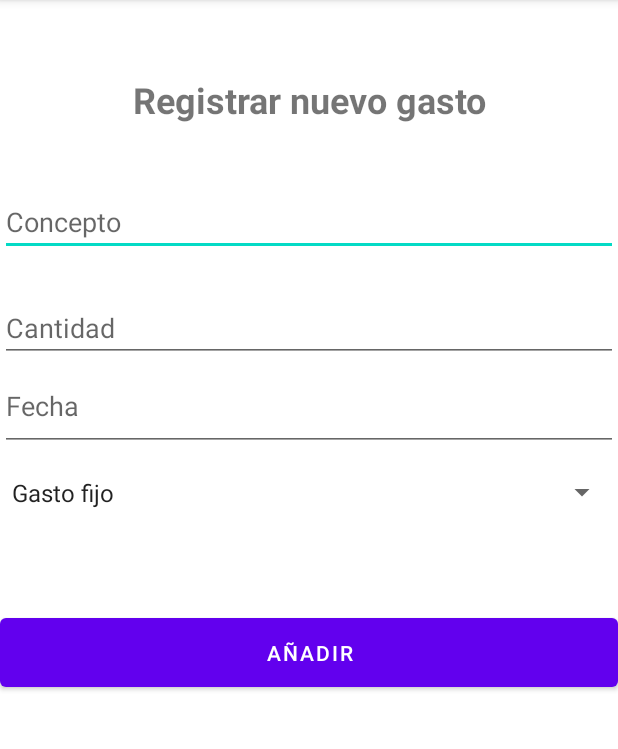
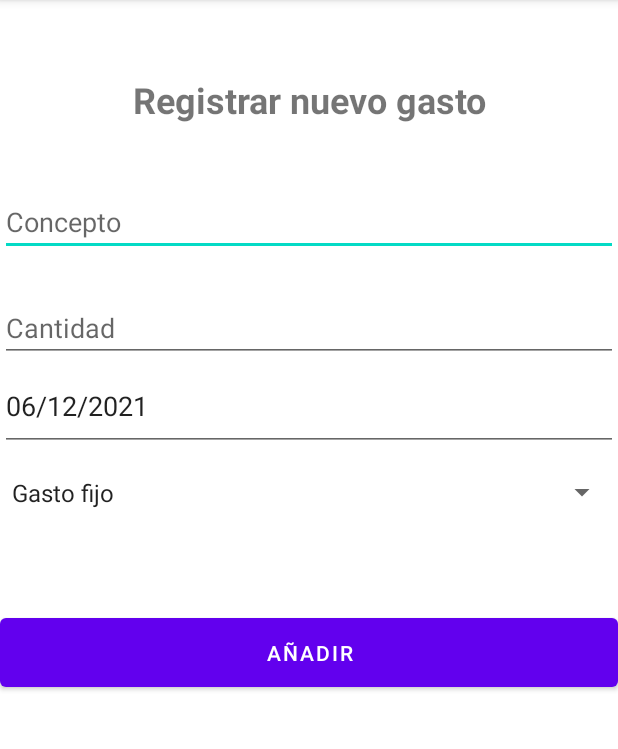
Before and after one commit to michaelsordo/moneygest, an Android app: the RegistroGastoActivity screen opened directly, with no data from a screen before it, on a phone screen of 412 x 824 dp, the part 84-833 px from its top. Run offline under Robolectric (Android 15) with nearby library versions, the phone set to English and light mode, and no system bars.

Commit message:
Fecha actual

```diff
--- a/app/src/main/java/org/esei/moneygest/RegistroGastoActivity.java
+++ b/app/src/main/java/org/esei/moneygest/RegistroGastoActivity.java
@@ -46,6 +46,10 @@ public class RegistroGastoActivity extends AppCompatActivity {
         final int anho = calendar.get(Calendar.YEAR);
         final int mes = calendar.get(Calendar.MONTH);
         final int dia = calendar.get(Calendar.DAY_OF_MONTH);
+
+        // Fecha actual
+        SimpleDateFormat dateFormat = new SimpleDateFormat("dd/MM/yyyy");
+        ((EditText) findViewById(R.id.registro_fecha_gasto)).setText(dateFormat.format(new Date()));
 
         /*
         editConcepto = (EditText) findViewById(R.id.registro_concepto_gasto);
--- a/app/src/main/java/org/esei/moneygest/RegistroIngresosActivity.java
+++ b/app/src/main/java/org/esei/moneygest/RegistroIngresosActivity.java
@@ -44,6 +44,11 @@ public class RegistroIngresosActivity extends AppCompatActivity {
         final int anho = calendar.get(Calendar.YEAR);
         final int mes = calendar.get(Calendar.MONTH);
         final int dia = calendar.get(Calendar.DAY_OF_MONTH);
+
+        // Fecha actual
+        SimpleDateFormat dateFormat = new SimpleDateFormat("dd/MM/yyyy");
+        ((EditText) findViewById(R.id.registro_fecha_ingreso)).setText(dateFormat.format(new Date()));
+
 
         editFecha.setOnClickListener(new View.OnClickListener() {
             @Override
```
